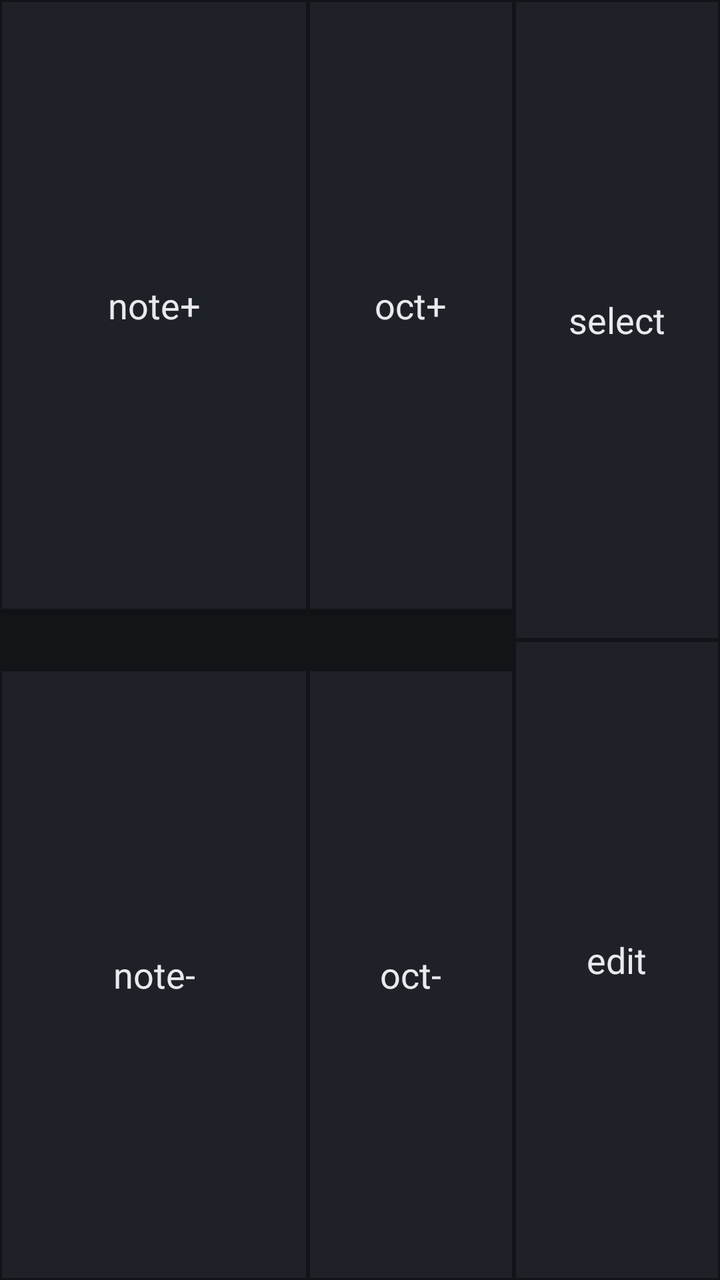
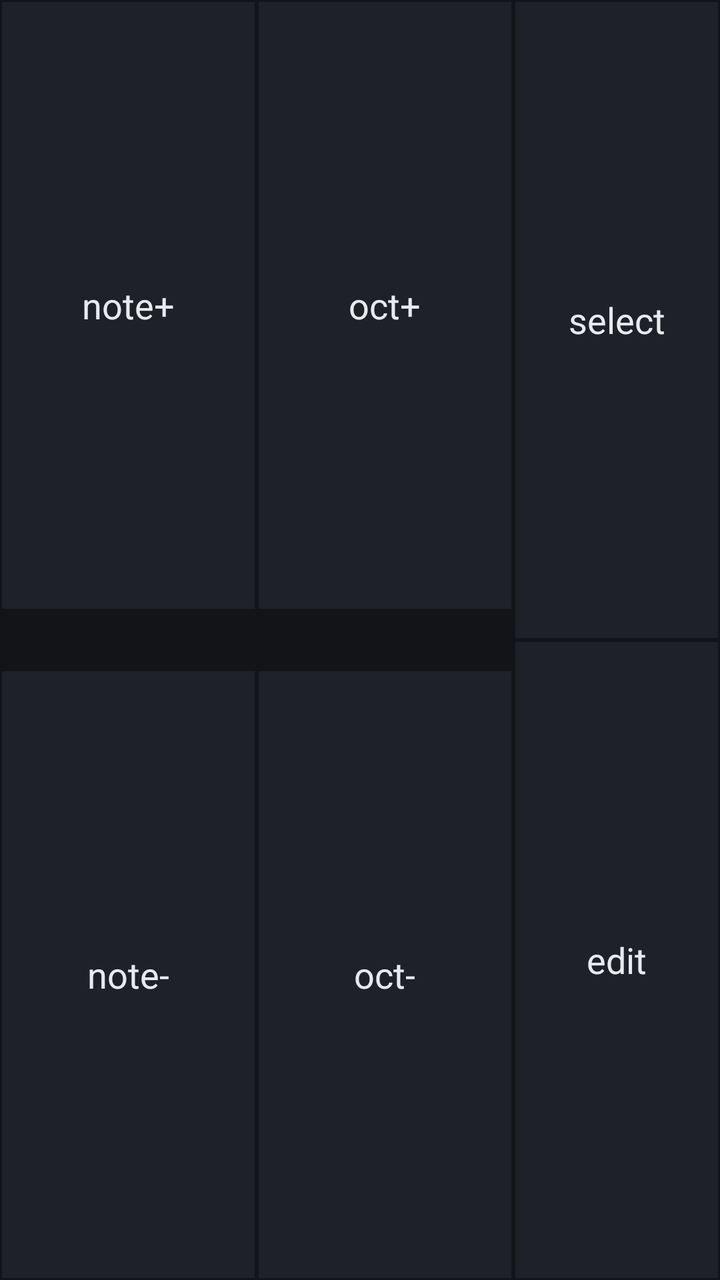

Compare the two renders of this Android layout. The source of the first and the diff that turns it into the second are given below.
<!-- AndroidManifest.xml: application theme Tuner -->
<!-- res/layout/preset_buttons.xml -->
<?xml version="1.0" encoding="utf-8"?>
<LinearLayout xmlns:android="http://schemas.android.com/apk/res/android"
    android:orientation="horizontal"
    android:layout_width="fill_parent"
    android:layout_height="fill_parent">
    <LinearLayout
	android:layout_width="1dp"
	android:layout_height="fill_parent"
	android:layout_weight="3"
	android:orientation="vertical">
	<Button
	    android:layout_width="fill_parent"
	    android:layout_height="1dp"
	    android:layout_weight="1"
	    android:text="note+"
	    android:textAppearance="?android:attr/textAppearanceMedium"
	    android:onClick="preset_incr" />
	<TextView android:id="@+id/preset_semi_display"
	    android:layout_width="fill_parent"
	    android:layout_height="wrap_content"
	    android:gravity="center"
	    android:lines="1"
	    android:singleLine="true"
	    android:textAppearance="?android:attr/textAppearanceLarge" 
	    android:textColor="@color/text"
		android:fontFamily="monospace" />
	<Button
	    android:layout_width="fill_parent"
	    android:layout_height="1dp"
	    android:layout_weight="1"
	    android:text="note-"
	    android:textAppearance="?android:attr/textAppearanceMedium"
	    android:onClick="preset_decr" />
    </LinearLayout>
    <LinearLayout
	android:layout_width="1dp"
	android:layout_height="fill_parent"
	android:layout_weight="2"
	android:orientation="vertical">
	<Button
	    android:layout_width="fill_parent"
	    android:layout_height="1dp"
	    android:layout_weight="1"
	    android:text="oct+"
	    android:textAppearance="?android:attr/textAppearanceMedium"
	    android:onClick="preset_oct_incr" />
	<TextView android:id="@+id/preset_oct_display"
	    android:layout_width="fill_parent"
	    android:layout_height="wrap_content"
	    android:gravity="center"
	    android:lines="1"
	    android:singleLine="true"
	    android:textAppearance="?android:attr/textAppearanceLarge" 
	    android:textColor="@color/text"
		android:fontFamily="monospace" />
	<Button
	    android:layout_width="fill_parent"
	    android:layout_height="1dp"
	    android:layout_weight="1"
	    android:text="oct-"
	    android:textAppearance="?android:attr/textAppearanceMedium"
	    android:onClick="preset_oct_decr" />
    </LinearLayout>
    <LinearLayout
	android:layout_width="1dp"
	android:layout_height="fill_parent"
	android:layout_weight="2"
	android:orientation="vertical">
	<Button android:id="@+id/preset_select"
	    android:layout_width="fill_parent"
	    android:layout_height="1dp"
	    android:layout_weight="1"
	    android:text="select"
	    android:textAppearance="?android:attr/textAppearanceMedium"
	    android:onClick="do_preset_select" />
	<Button android:id="@+id/preset_edit"
	    android:layout_width="fill_parent"
	    android:layout_height="1dp"
	    android:layout_weight="1"
	    android:text="edit"
	    android:textAppearance="?android:attr/textAppearanceMedium"
	    android:onClick="do_preset_edit" />
    </LinearLayout>
</LinearLayout>
<!-- resources referenced by this layout -->
<resources>
  <color name="text">#E8EAED</color>
  <style name="Tuner" parent="@android:style/Theme.Material">
  		<item name="android:colorBackground">@color/bg</item>
  		<item name="android:windowBackground">@color/bg</item>
  		<item name="android:colorPrimary">@color/surface</item>
  		<item name="android:colorPrimaryDark">@color/bg</item>
  		<item name="android:colorAccent">@color/accent</item>
  		<item name="android:colorControlNormal">@color/text_muted</item>
  		<item name="android:textColorPrimary">@color/text</item>
  		<item name="android:textColorSecondary">@color/text_muted</item>
  		<item name="android:textColorHint">@color/outline</item>
  		<item name="android:statusBarColor">@color/bg</item>
  		<item name="android:navigationBarColor">@color/bg</item>
  		<item name="android:buttonStyle">@style/Tuner.Button</item>
  	</style>
  <color name="bg">#121417</color>
  <color name="surface">#1E2228</color>
  <color name="accent">#4C8DFF</color>
  <color name="text_muted">#9AA0A6</color>
  <color name="outline">#2E343C</color>
  <style name="Tuner.Button" parent="@android:style/Widget.Material.Button">
  		<item name="android:textColor">@color/text</item>
  		<item name="android:textAllCaps">false</item>
  		<item name="android:background">@drawable/mode_button</item>
  	</style>
  <!-- drawable mode_button (drawable) -->
  <?xml version="1.0" encoding="utf-8"?>
  <selector xmlns:android="http://schemas.android.com/apk/res/android">
  <item android:state_pressed="true" android:drawable="@drawable/mb_pressed" />
  <item android:drawable="@drawable/mb_normal" />
  </selector>
  <!-- drawable mb_pressed (drawable) -->
  <?xml version="1.0" encoding="utf-8"?>
  <shape xmlns:android="http://schemas.android.com/apk/res/android"
      android:shape="rectangle">
      <solid android:color="@color/surface_pressed" />
      <stroke android:width="1dp" android:color="@color/accent" />
  </shape>
  <!-- drawable mb_normal (drawable) -->
  <?xml version="1.0" encoding="utf-8"?>
  <shape xmlns:android="http://schemas.android.com/apk/res/android"
      android:shape="rectangle">
      <solid android:color="@color/surface" />
      <stroke android:width="1dp" android:color="@color/bg" />
  </shape>
  <color name="surface_pressed">#2A3140</color>
</resources>

<!-- the commit's change to res/layout/preset_buttons.xml (unified diff, before → after) -->
@@ -6,60 +6,52 @@
     <LinearLayout
 	android:layout_width="1dp"
 	android:layout_height="fill_parent"
-	android:layout_weight="3"
+	android:layout_weight="5"
 	android:orientation="vertical">
-	<Button
+	<LinearLayout
 	    android:layout_width="fill_parent"
 	    android:layout_height="1dp"
 	    android:layout_weight="1"
-	    android:text="note+"
-	    android:textAppearance="?android:attr/textAppearanceMedium"
-	    android:onClick="preset_incr" />
+	    android:orientation="horizontal">
+	    <Button
+		style="@style/Tuner.Button.Panel"
+		android:layout_width="1dp"
+		android:layout_height="fill_parent"
+		android:layout_weight="1"
+		android:text="note+"
+		android:onClick="preset_incr" />
+	    <Button
+		style="@style/Tuner.Button.Panel"
+		android:layout_width="1dp"
+		android:layout_height="fill_parent"
+		android:layout_weight="1"
+		android:text="oct+"
+		android:onClick="preset_oct_incr" />
+	</LinearLayout>
 	<TextView android:id="@+id/preset_semi_display"
+	    style="@style/Tuner.Readout"
 	    android:layout_width="fill_parent"
-	    android:layout_height="wrap_content"
-	    android:gravity="center"
-	    android:lines="1"
-	    android:singleLine="true"
-	    android:textAppearance="?android:attr/textAppearanceLarge" 
-	    android:textColor="@color/text"
-		android:fontFamily="monospace" />
-	<Button
+	    android:layout_height="wrap_content" />
+	<LinearLayout
 	    android:layout_width="fill_parent"
 	    android:layout_height="1dp"
 	    android:layout_weight="1"
-	    android:text="note-"
-	    android:textAppearance="?android:attr/textAppearanceMedium"
-	    android:onClick="preset_decr" />
-    </LinearLayout>
-    <LinearLayout
-	android:layout_width="1dp"
-	android:layout_height="fill_parent"
-	android:layout_weight="2"
-	android:orientation="vertical">
-	<Button
-	    android:layout_width="fill_parent"
-	    android:layout_height="1dp"
-	    android:layout_weight="1"
-	    android:text="oct+"
-	    android:textAppearance="?android:attr/textAppearanceMedium"
-	    android:onClick="preset_oct_incr" />
-	<TextView android:id="@+id/preset_oct_display"
-	    android:layout_width="fill_parent"
-	    android:layout_height="wrap_content"
-	    android:gravity="center"
-	    android:lines="1"
-	    android:singleLine="true"
-	    android:textAppearance="?android:attr/textAppearanceLarge" 
-	    android:textColor="@color/text"
-		android:fontFamily="monospace" />
-	<Button
-	    android:layout_width="fill_parent"
-	    android:layout_height="1dp"
-	    android:layout_weight="1"
-	    android:text="oct-"
-	    android:textAppearance="?android:attr/textAppearanceMedium"
-	    android:onClick="preset_oct_decr" />
+	    android:orientation="horizontal">
+	    <Button
+		style="@style/Tuner.Button.Panel"
+		android:layout_width="1dp"
+		android:layout_height="fill_parent"
+		android:layout_weight="1"
+		android:text="note-"
+		android:onClick="preset_decr" />
+	    <Button
+		style="@style/Tuner.Button.Panel"
+		android:layout_width="1dp"
+		android:layout_height="fill_parent"
+		android:layout_weight="1"
+		android:text="oct-"
+		android:onClick="preset_oct_decr" />
+	</LinearLayout>
     </LinearLayout>
     <LinearLayout
 	android:layout_width="1dp"
@@ -67,18 +59,18 @@
 	android:layout_weight="2"
 	android:orientation="vertical">
 	<Button android:id="@+id/preset_select"
+	    style="@style/Tuner.Button.Panel"
 	    android:layout_width="fill_parent"
 	    android:layout_height="1dp"
 	    android:layout_weight="1"
 	    android:text="select"
-	    android:textAppearance="?android:attr/textAppearanceMedium"
 	    android:onClick="do_preset_select" />
 	<Button android:id="@+id/preset_edit"
+	    style="@style/Tuner.Button.Panel"
 	    android:layout_width="fill_parent"
 	    android:layout_height="1dp"
 	    android:layout_weight="1"
 	    android:text="edit"
-	    android:textAppearance="?android:attr/textAppearanceMedium"
 	    android:onClick="do_preset_edit" />
     </LinearLayout>
 </LinearLayout>
<!-- resource entries referenced after the edit -->
@@ -1,5 +1,25 @@
 <!-- resources referenced by this layout -->
 <resources>
+  <style name="Tuner.Button.Panel">
+  		<item name="android:textAppearance">?android:attr/textAppearanceMedium</item>
+  		<item name="android:maxLines">1</item>
+  		<item name="android:paddingLeft">4dp</item>
+  		<item name="android:paddingRight">4dp</item>
+  		<item name="android:autoSizeTextType">uniform</item>
+  		<item name="android:autoSizeMinTextSize">10sp</item>
+  		<item name="android:autoSizeMaxTextSize">18sp</item>
+  	</style>
+  <style name="Tuner.Readout">
+  		<item name="android:textAppearance">?android:attr/textAppearanceLarge</item>
+  		<item name="android:textColor">@color/text</item>
+  		<item name="android:fontFamily">monospace</item>
+  		<item name="android:textStyle">bold</item>
+  		<item name="android:gravity">center</item>
+  		<item name="android:maxLines">1</item>
+  		<item name="android:autoSizeTextType">uniform</item>
+  		<item name="android:autoSizeMinTextSize">11sp</item>
+  		<item name="android:autoSizeMaxTextSize">24sp</item>
+  	</style>
   <color name="text">#E8EAED</color>
   <style name="Tuner" parent="@android:style/Theme.Material">
   		<item name="android:colorBackground">@color/bg</item>
@@ -10,7 +30,7 @@
   		<item name="android:colorControlNormal">@color/text_muted</item>
   		<item name="android:textColorPrimary">@color/text</item>
   		<item name="android:textColorSecondary">@color/text_muted</item>
-  		<item name="android:textColorHint">@color/outline</item>
+  		<item name="android:textColorHint">@color/text_muted</item>
   		<item name="android:statusBarColor">@color/bg</item>
   		<item name="android:navigationBarColor">@color/bg</item>
   		<item name="android:buttonStyle">@style/Tuner.Button</item>
@@ -19,7 +39,6 @@
   <color name="surface">#1E2228</color>
   <color name="accent">#4C8DFF</color>
   <color name="text_muted">#9AA0A6</color>
-  <color name="outline">#2E343C</color>
   <style name="Tuner.Button" parent="@android:style/Widget.Material.Button">
   		<item name="android:textColor">@color/text</item>
   		<item name="android:textAllCaps">false</item>
@@ -29,6 +48,8 @@
   <?xml version="1.0" encoding="utf-8"?>
   <selector xmlns:android="http://schemas.android.com/apk/res/android">
   <item android:state_pressed="true" android:drawable="@drawable/mb_pressed" />
+  
+  <item android:state_selected="true" android:drawable="@drawable/mb_selected" />
   <item android:drawable="@drawable/mb_normal" />
   </selector>
   <!-- drawable mb_pressed (drawable) -->
@@ -37,6 +58,13 @@
       android:shape="rectangle">
       <solid android:color="@color/surface_pressed" />
       <stroke android:width="1dp" android:color="@color/accent" />
+  </shape>
+  <!-- drawable mb_selected (drawable) -->
+  <?xml version="1.0" encoding="utf-8"?>
+  <shape xmlns:android="http://schemas.android.com/apk/res/android"
+      android:shape="rectangle">
+      <solid android:color="@color/surface_pressed" />
+      <stroke android:width="2dp" android:color="@color/accent" />
   </shape>
   <!-- drawable mb_normal (drawable) -->
   <?xml version="1.0" encoding="utf-8"?>
